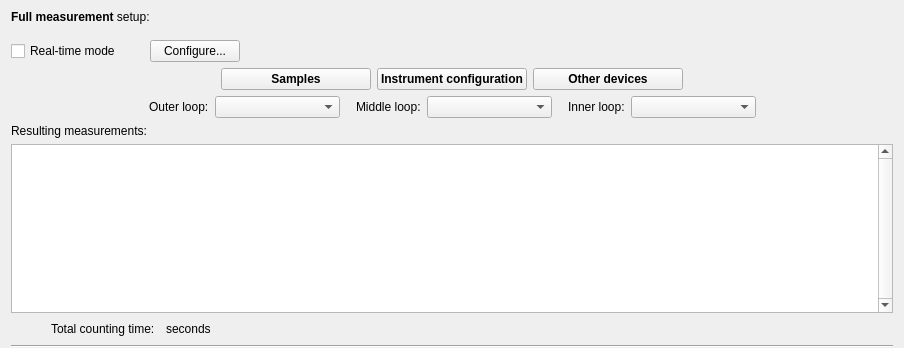
mlz-ictrl/nicos, file nicos_ess/loki/gui/ui_files/table.ui: the form before one commit.
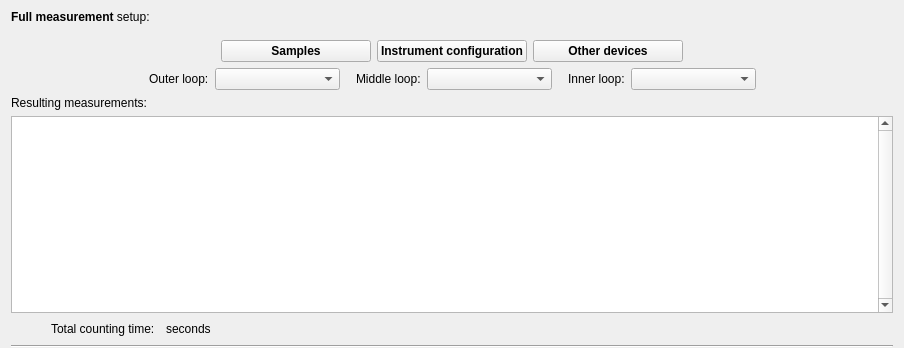
The form after the commit.

Commit message: Deleted the real-time configuration button as that is not relevant to the ESS.

```diff
--- a/nicos_ess/loki/gui/ui_files/table.ui
+++ b/nicos_ess/loki/gui/ui_files/table.ui
@@ -60,77 +60,6 @@
      </item>
     </layout>
    </item>
-   <item>
-    <layout class="QHBoxLayout" name="horizontalLayout_5">
-     <item>
-      <widget class="QCheckBox" name="rtBox">
-       <property name="text">
-        <string>Real-time mode </string>
-       </property>
-      </widget>
-     </item>
-     <item>
-      <spacer name="horizontalSpacer_12">
-       <property name="orientation">
-        <enum>Qt::Horizontal</enum>
-       </property>
-       <property name="sizeType">
-        <enum>QSizePolicy::Fixed</enum>
-       </property>
-       <property name="sizeHint" stdset="0">
-        <size>
-         <width>20</width>
-         <height>20</height>
-        </size>
-       </property>
-      </spacer>
-     </item>
-     <item>
-      <widget class="QPushButton" name="rtConfBtn">
-       <property name="text">
-        <string>   Configure...   </string>
-       </property>
-      </widget>
-     </item>
-     <item>
-      <spacer name="horizontalSpacer_11">
-       <property name="orientation">
-        <enum>Qt::Horizontal</enum>
-       </property>
-       <property name="sizeHint" stdset="0">
-        <size>
-         <width>40</width>
-         <height>20</height>
-        </size>
-       </property>
-      </spacer>
-     </item>
-     <item>
-      <widget class="QFrame" name="extendedFrame">
-       <property name="frameShape">
-        <enum>QFrame::NoFrame</enum>
-       </property>
-       <property name="frameShadow">
-        <enum>QFrame::Plain</enum>
-       </property>
-       <layout class="QHBoxLayout" name="horizontalLayout_6">
-        <property name="leftMargin">
-         <number>0</number>
-        </property>
-        <property name="topMargin">
-         <number>0</number>
-        </property>
-        <property name="rightMargin">
-         <number>0</number>
-        </property>
-        <property name="bottomMargin">
-         <number>0</number>
-        </property>
-       </layout>
-      </widget>
-     </item>
-    </layout>
-   </item>
    <item>
     <layout class="QHBoxLayout" name="horizontalLayout_2">
      <item>
```
The commit also changes 3 other files.
